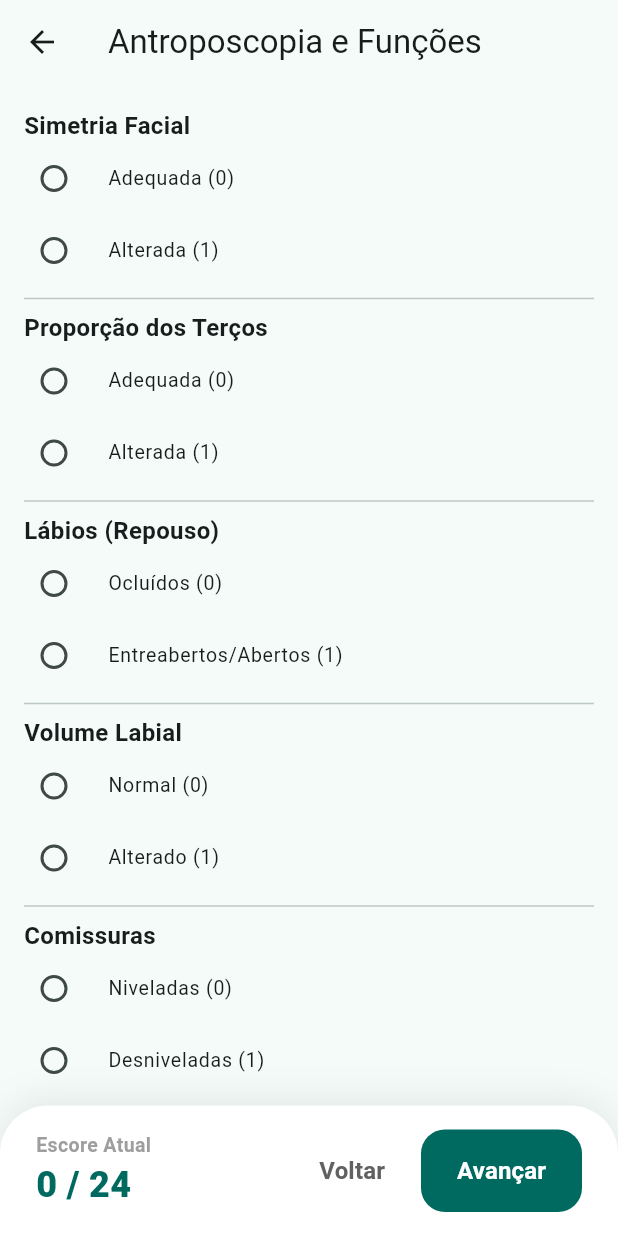
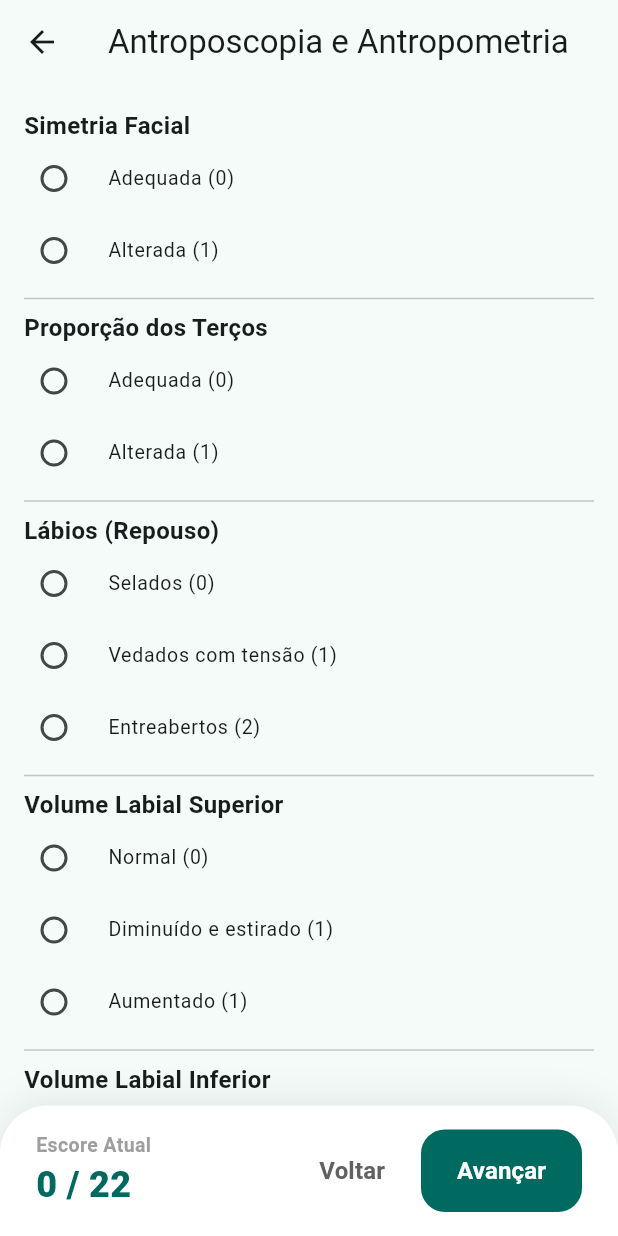
Before and after one commit to protocolopromofe-wq/promofe, a Flutter app: the Section2Screen screen opened directly with empty values, after a tap on "Avançar", on a phone screen of 412 x 824 dp. Run offline on Flutter 3.47's test engine with Material 3 defaults, Android fonts, the phone set to English and light mode, and no system bars; our stand-ins replace firebase_auth, firebase_core, image_picker, mask_text_input_formatter; accounts and stored records are empty.

Commit message:
Updates to evaluation sections 3, 4 and 7 with protocol options

```diff
--- a/lib/main.dart
+++ b/lib/main.dart
@@ -17,7 +17,7 @@ class PromofeDigitalApp extends StatelessWidget {
   @override
   Widget build(BuildContext context) {
     return MaterialApp(
-      title: 'PROMOFE Digital',
+      title: 'proMOface',
       theme: ThemeData(
         colorScheme: ColorScheme.fromSeed(seedColor: Colors.teal),
         useMaterial3: true,
--- a/lib/screens/evaluation/section2_screen.dart
+++ b/lib/screens/evaluation/section2_screen.dart
@@ -79,18 +79,7 @@ class _Section2ScreenState extends State<Section2Screen> {
         child: Column(
           crossAxisAlignment: CrossAxisAlignment.stretch,
           children: [
-            const Text('Registro da Queixa Principal', style: TextStyle(fontSize: 18, fontWeight: FontWeight.bold, color: Colors.teal)),
-            const SizedBox(height: 12),
-            TextFormField(
-              controller: _queixaController,
-              maxLines: 4,
-              decoration: const InputDecoration(
-                hintText: 'Descreva a queixa principal do paciente...',
-                border: OutlineInputBorder(),
-              ),
-              onChanged: (val) => _updateData('queixa_principal', val),
-            ),
-            const SizedBox(height: 24),
+
 
             const Text('História Clínica', style: TextStyle(fontSize: 18, fontWeight: FontWeight.bold, color: Colors.teal)),
             const SizedBox(height: 8),
@@ -117,9 +106,21 @@ class _Section2ScreenState extends State<Section2Screen> {
             const SizedBox(height: 8),
             _buildCheckbox('"Tech Neck" (Uso excessivo de celular)', 'postura_tech_neck'),
             _buildCheckbox('Projeção Anterior de Cabeça', 'postura_projecao_cabeca'),
-            _buildCheckbox('Dorme de Lado/Bruços frequentemente', 'postura_dormir'),
+            _buildCheckbox('Dormir apoiado no braço ou sempre de um lado só', 'postura_dormir'),
             _buildCheckbox('Apoia o rosto nas mãos frequentemente', 'postura_apoiar_rosto'),
 
+            const SizedBox(height: 24),
+            const Text('Registro da Queixa Principal', style: TextStyle(fontSize: 18, fontWeight: FontWeight.bold, color: Colors.teal)),
+            const SizedBox(height: 12),
+            TextFormField(
+              controller: _queixaController,
+              maxLines: 4,
+              decoration: const InputDecoration(
+                hintText: 'Descreva a queixa principal do paciente...',
+                border: OutlineInputBorder(),
+              ),
+              onChanged: (val) => _updateData('queixa_principal', val),
+            ),
             const SizedBox(height: 24),
           ],
         ),
--- a/lib/screens/evaluation/section3_screen.dart
+++ b/lib/screens/evaluation/section3_screen.dart
@@ -54,7 +54,7 @@ class _Section3ScreenState extends State<Section3Screen> {
   Widget build(BuildContext context) {
     return Scaffold(
       appBar: AppBar(
-        title: const Text('Antroposcopia e Funções'),
+        title: const Text('Antroposcopia e Antropometria'),
       ),
       body: SingleChildScrollView(
         padding: const EdgeInsets.all(16.0),
@@ -62,36 +62,61 @@ class _Section3ScreenState extends State<Section3Screen> {
           crossAxisAlignment: CrossAxisAlignment.stretch,
           children: [
             _buildRadioGroup('Simetria Facial', 'simetria', {'Adequada (0)': 0, 'Alterada (1)': 1}),
+            if (widget.evaluation.section3Data['simetria'] == 'Alterada (1)') ...[
+              Padding(
+                padding: const EdgeInsets.only(left: 16.0),
+                child: _buildRadioGroup('Grau da Alteração', 'simetria_grau', {'Leve (0)': 0, 'Moderado (0)': 0, 'Severo (0)': 0}),
+              ),
+              Padding(
+                padding: const EdgeInsets.only(left: 16.0),
+                child: _buildRadioGroup('Lado Aumentado', 'simetria_lado', {'Direito (0)': 0, 'Esquerdo (0)': 0}),
+              ),
+            ],
             _buildRadioGroup('Proporção dos Terços', 'proporcao_tercos', {'Adequada (0)': 0, 'Alterada (1)': 1}),
-            _buildRadioGroup('Lábios (Repouso)', 'labios', {'Ocluídos (0)': 0, 'Entreabertos/Abertos (1)': 1}),
-            _buildRadioGroup('Volume Labial', 'volume_labial', {'Normal (0)': 0, 'Alterado (1)': 1}),
-            _buildRadioGroup('Comissuras', 'comissuras', {'Niveladas (0)': 0, 'Desniveladas (1)': 1}),
+            _buildRadioGroup('Lábios (Repouso)', 'labios', {'Selados (0)': 0, 'Vedados com tensão (1)': 1, 'Entreabertos (2)': 2}),
+            _buildRadioGroup('Volume Labial Superior', 'volume_labial_sup', {'Normal (0)': 0, 'Diminuído e estirado (1)': 1, 'Aumentado (1)': 1}),
+            _buildRadioGroup('Volume Labial Inferior', 'volume_labial_inf', {'Normal (0)': 0, 'Com eversão (1)': 1, 'Aumentado (1)': 1}),
+            _buildRadioGroup('Comissuras', 'comissuras', {'No nível da rima bucal e simétricas (0)': 0, 'Abaixo da rima bucal e/ou assimétricas (1)': 1}),
+            if (widget.evaluation.section3Data['comissuras'] == 'Abaixo da rima bucal e/ou assimétricas (1)') ...[
+              Padding(
+                padding: const EdgeInsets.only(left: 16.0),
+                child: _buildRadioGroup('Lado Abaixo', 'comissuras_lado', {'Direito (0)': 0, 'Esquerdo (0)': 0, 'Ambos (0)': 0}),
+              ),
+            ],
             _buildRadioGroup('Mento', 'mento', {'Adequado (0)': 0, 'Contraído/Alterado (1)': 1}),
+            if (widget.evaluation.section3Data['mento'] == 'Contraído/Alterado (1)') ...[
+              Padding(
+                padding: const EdgeInsets.only(left: 16.0),
+                child: _buildRadioGroup('Grau da Alteração', 'mento_grau', {'Leve (0)': 0, 'Moderado (0)': 0, 'Severo (0)': 0}),
+              ),
+            ],
 
             const Text('Mandíbula (Medidas)', style: TextStyle(fontWeight: FontWeight.bold, fontSize: 16)),
+            const Text('Legenda do protocolo: [Insira a legenda das medidas aqui]', style: TextStyle(color: Colors.grey, fontSize: 13, fontStyle: FontStyle.italic)),
             const SizedBox(height: 8),
-            _buildRadioGroup('Abertura Máxima', 'mandibula_abertura', {'Adequada (0)': 0, 'Reduzida/Desvio (1)': 1}),
-            _buildRadioGroup('Lateralidade Direita', 'mandibula_lat_d', {'Adequada (0)': 0, 'Alterada (1)': 1}),
-            _buildRadioGroup('Lateralidade Esquerda', 'mandibula_lat_e', {'Adequada (0)': 0, 'Alterada (1)': 1}),
+            _buildRadioGroup('Abertura Máxima', 'mandibula_abertura', {'Normal (0)': 0, 'Reduzido (1)': 1, 'Aumentado (1)': 1}),
+            _buildRadioGroup('Lateralidade Direita', 'mandibula_lat_d', {'Normal (0)': 0, 'Reduzido (1)': 1, 'Aumentado (1)': 1}),
+            _buildRadioGroup('Lateralidade Esquerda', 'mandibula_lat_e', {'Normal (0)': 0, 'Reduzido (1)': 1, 'Aumentado (1)': 1}),
 
             const SizedBox(height: 16),
             const Text('Avaliação de Tônus', style: TextStyle(fontSize: 18, fontWeight: FontWeight.bold, color: Colors.teal)),
+            const Text('Legenda do protocolo: [Insira a legenda do tônus aqui]', style: TextStyle(color: Colors.grey, fontSize: 13, fontStyle: FontStyle.italic)),
             const SizedBox(height: 8),
 
-            _buildRadioGroup('Lábio Superior', 'tonus_labio_sup', {'Normal (0)': 0, 'Hipo/Hipertensão (1)': 1}),
-            _buildRadioGroup('Lábio Inferior', 'tonus_labio_inf', {'Normal (0)': 0, 'Hipo/Hipertensão (1)': 1}),
-            _buildRadioGroup('Mento', 'tonus_mento', {'Normal (0)': 0, 'Hipertensão (1)': 1}),
-            _buildRadioGroup('Sulco Mentolabial', 'tonus_sulco', {'Normal (0)': 0, 'Acentuado (1)': 1}),
-            _buildRadioGroup('Bochecha Direita', 'tonus_bochecha_d', {'Normal (0)': 0, 'Flácida/Tensa (1)': 1}),
-            _buildRadioGroup('Bochecha Esquerda', 'tonus_bochecha_e', {'Normal (0)': 0, 'Flácida/Tensa (1)': 1}),
+            _buildRadioGroup('Lábio Superior', 'tonus_labio_sup', {'Normal (0)': 0, 'Reduzido (1)': 1, 'Aumentado (1)': 1}),
+            _buildRadioGroup('Lábio Inferior', 'tonus_labio_inf', {'Normal (0)': 0, 'Reduzido (1)': 1, 'Aumentado (1)': 1}),
+            _buildRadioGroup('Mento', 'tonus_mento', {'Normal (0)': 0, 'Reduzido (1)': 1, 'Aumentado (1)': 1}),
+            _buildRadioGroup('Sulco Mentolabial', 'tonus_sulco', {'Normal (0)': 0, 'Reduzido (1)': 1, 'Aumentado (1)': 1}),
+            _buildRadioGroup('Bochecha Direita', 'tonus_bochecha_d', {'Normal (0)': 0, 'Reduzido (1)': 1, 'Aumentado (1)': 1}),
+            _buildRadioGroup('Bochecha Esquerda', 'tonus_bochecha_e', {'Normal (0)': 0, 'Reduzido (1)': 1, 'Aumentado (1)': 1}),
 
             const SizedBox(height: 16),
             const Text('Funções Estomatognáticas', style: TextStyle(fontSize: 18, fontWeight: FontWeight.bold, color: Colors.teal)),
             const SizedBox(height: 8),
 
-            _buildRadioGroup('Respiração', 'funcao_respiracao', {'Nasal (0)': 0, 'Oronasal (1)': 1, 'Oral (2)': 2, 'Com esforço (3)': 3}),
-            _buildRadioGroup('Mastigação', 'funcao_mastigacao', {'Bilateral Alternada (0)': 0, 'Unilateral Preferencial (1)': 1, 'Unilateral Crônica (2)': 2, 'Inadequada (3)': 3}),
-            _buildRadioGroup('Deglutição', 'funcao_degluticao', {'Adequada (0)': 0, 'Atípica leve (1)': 1, 'Atípica moderada (2)': 2, 'Adaptada/Severa (3)': 3}),
+            _buildRadioGroup('Respiração', 'funcao_respiracao', {'Nasal (0)': 0, 'Oronasal (1)': 1}),
+            _buildRadioGroup('Mastigação', 'funcao_mastigacao', {'Unilateral esquerda (1)': 1, 'Unilateral direita (1)': 1, 'Bilateral simultânea (1)': 1, 'Bilateral alternada (0)': 0}),
+            _buildRadioGroup('Deglutição', 'funcao_degluticao', {'Sem esforço (0)': 0, 'Contração excessiva da musculatura perioral (1)': 1, 'Contração excessiva da musculatura cervical (1)': 1}),
 
             const SizedBox(height: 24),
           ],
@@ -120,7 +145,7 @@ class _Section3ScreenState extends State<Section3Screen> {
                 children: [
                   const Text('Escore Atual', style: TextStyle(fontSize: 13, color: Colors.grey, fontWeight: FontWeight.w600)),
                   Text(
-                    '${widget.evaluation.section3Score} / 24',
+                    '${widget.evaluation.section3Score} / 22',
                     style: TextStyle(fontSize: 24, fontWeight: FontWeight.w900, color: Theme.of(context).colorScheme.primary),
                   ),
                 ],
--- a/lib/screens/evaluation/section7_screen.dart
+++ b/lib/screens/evaluation/section7_screen.dart
@@ -99,8 +99,9 @@ class _Section7ScreenState extends State<Section7Screen> {
             const SizedBox(height: 24),
 
             const Text('Expectativa de Mudança', style: TextStyle(fontSize: 18, fontWeight: FontWeight.bold, color: Colors.teal)),
+            const Text('Legenda do protocolo: [Insira a legenda da expectativa aqui]', style: TextStyle(color: Colors.grey, fontSize: 13, fontStyle: FontStyle.italic)),
             const SizedBox(height: 16),
-            _buildSlider('Qual o seu grau de expectativa com o tratamento?', 'expectativa_grau', 5),
+            _buildSlider('Em uma escala de 1 a 5, quão expressiva você espera que seja a mudança na sua aparência ao final do tratamento?', 'expectativa_grau', 5),
 
             const SizedBox(height: 32),
 
@@ -111,6 +112,7 @@ class _Section7ScreenState extends State<Section7Screen> {
                 'Imediatamente (Nas primeiras sessões)',
                 'Curto prazo (1 a 2 meses)',
                 'Médio/Longo prazo (3 meses ou mais)',
+                'Não sei estimar'
               ]
             ),
 
--- a/pubspec.yaml
+++ b/pubspec.yaml
@@ -1,5 +1,5 @@
 name: promofe_digital
-description: "PROMOFE Digital - Avaliação Fonoaudiológica em Estética Facial"
+description: "proMOface - Avaliação Fonoaudiológica em Estética Facial"
 publish_to: 'none'
 version: 1.0.0+1
 
@@ -25,3 +25,5 @@ dev_dependencies:
 
 flutter:
   uses-material-design: true
+  assets:
+    - assets/
```
Also changed, not shown: lib/screens/auth/login_screen.dart (+5 -23 lines), lib/screens/evaluation/section4_screen.dart (+58 -43 lines), assets/Antiga2.jpg (added), assets/Antigo.jpg (added), assets/logo_icon.jpg (added), assets/logo_landscape.jpg (added), 5 other files.
